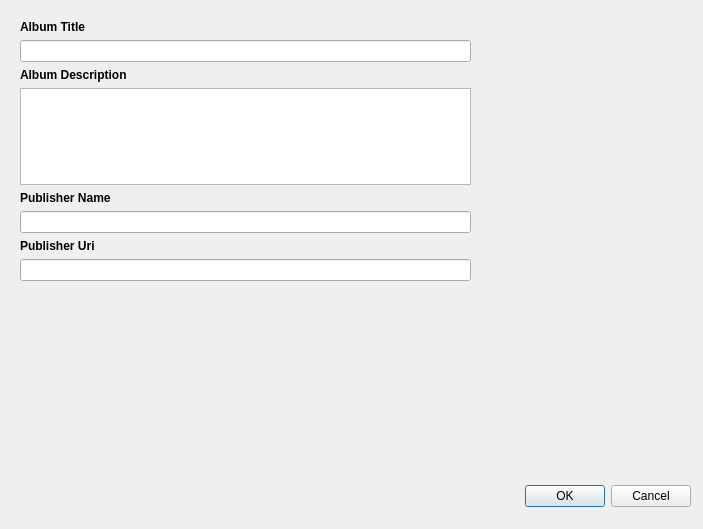
rbbrnc/krbkACD, file libQExiv2/SocialDialog/SocialMetadataDialog.ui: the form before one commit.
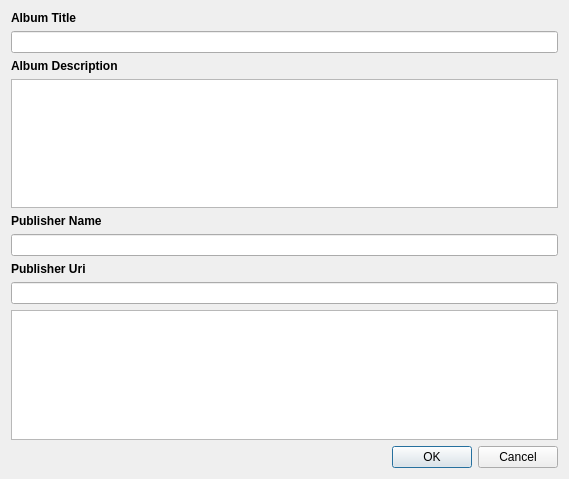
The form after the commit.

Commit message: Add Edit basic metadata

What changed in the file:
```diff
--- a/libQExiv2/SocialDialog/SocialMetadataDialog.ui
+++ b/libQExiv2/SocialDialog/SocialMetadataDialog.ui
@@ -6,38 +6,15 @@
    <rect>
     <x>0</x>
     <y>0</y>
-    <width>703</width>
-    <height>529</height>
+    <width>569</width>
+    <height>479</height>
    </rect>
   </property>
   <property name="windowTitle">
    <string>Dialog</string>
   </property>
-  <widget class="QDialogButtonBox" name="buttonBox">
-   <property name="geometry">
-    <rect>
-     <x>350</x>
-     <y>480</y>
-     <width>341</width>
-     <height>32</height>
-    </rect>
-   </property>
-   <property name="orientation">
-    <enum>Qt::Horizontal</enum>
-   </property>
-   <property name="standardButtons">
-    <set>QDialogButtonBox::Cancel|QDialogButtonBox::Ok</set>
-   </property>
-  </widget>
-  <widget class="QWidget" name="verticalLayoutWidget">
-   <property name="geometry">
-    <rect>
-     <x>20</x>
-     <y>20</y>
-     <width>451</width>
-     <height>261</height>
-    </rect>
-   </property>
+  <layout class="QVBoxLayout" name="verticalLayout_2">
+   <item>
    <layout class="QVBoxLayout" name="verticalLayout">
     <item>
      <widget class="QLabel" name="label_2">
@@ -127,8 +104,22 @@
     <item>
      <widget class="QLineEdit" name="publisherUri"/>
     </item>
-   </layout>
-  </widget>
+     <item>
+      <widget class="QTableView" name="commentsTableView"/>
+     </item>
+    </layout>
+   </item>
+   <item>
+    <widget class="QDialogButtonBox" name="buttonBox">
+     <property name="orientation">
+      <enum>Qt::Horizontal</enum>
+     </property>
+     <property name="standardButtons">
+      <set>QDialogButtonBox::Cancel|QDialogButtonBox::Ok</set>
+     </property>
+    </widget>
+   </item>
+  </layout>
  </widget>
  <resources/>
  <connections>
```
Lines whose indentation alone changed are shown as unchanged. The commit also changes 10 other files.
